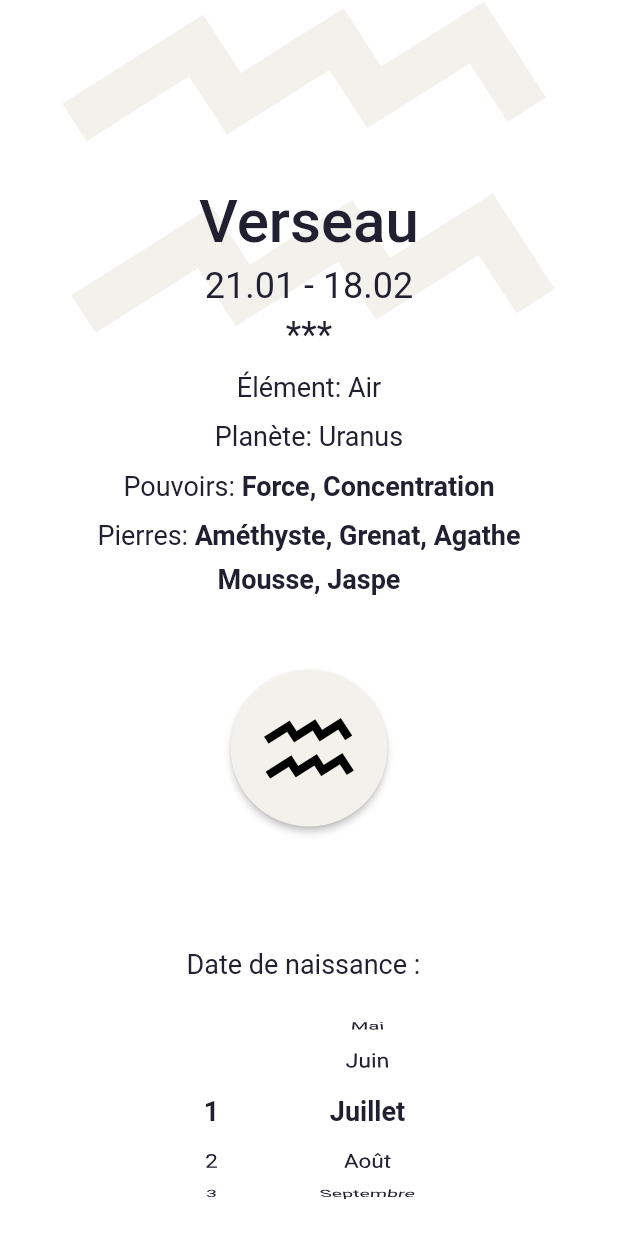
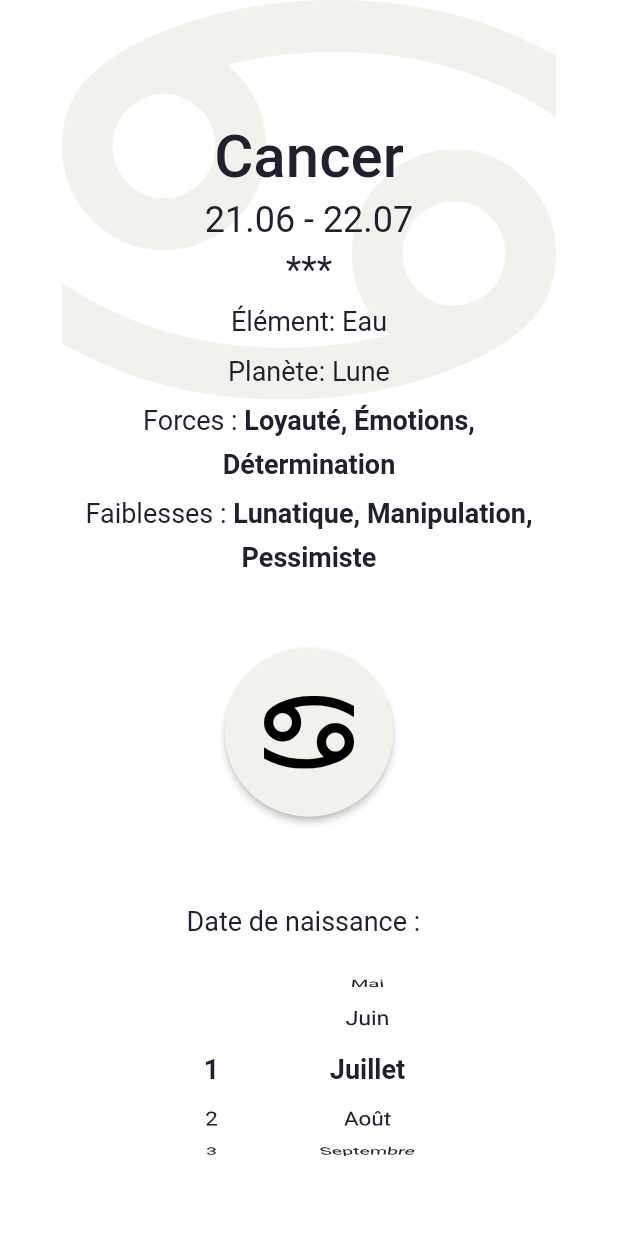
Before and after one commit to dleurs/astrolab, a Flutter app: the PickHoroscopeWheel screen opened by its route, on a phone screen of 412 x 824 dp. Run offline on Flutter 3.47's test engine with Material 2 defaults, Android fonts, the phone set to English and light mode, and no system bars; drawn by our look-alikes of wheel_chooser; our stand-ins replace auto_size_text, flutter_bloc, flutter_svg; project files that could hold a hidden picture were left out.

```diff
--- a/lib/data/horoscope_data_mock.dart
+++ b/lib/data/horoscope_data_mock.dart
@@ -1,18 +1,29 @@
 import 'package:astrolab/model/horoscope.dart';
+import 'package:astrolab/ui/pick_horoscope_wheel/date_picker_widget.dart';
 
 class HoroscopeDataMock {
-  static final verseau = Horoscope(
-    name: 'Verseau',
-    beginDate: DateTime(2000, 1, 21),
-    endDate: DateTime(2000, 2, 18),
-    element: Element.air,
-    planet: Planet.uranus,
-    powers: [Power.force, Power.concentration],
-    stones: [
-      Stone.amethyste,
-      Stone.grenat,
-      Stone.agathe,
-      Stone.jaspe,
+  static final all = [
+    cancer,
+  ];
+
+  static final cancer = Horoscope(
+    name: 'Cancer',
+    iconPath: 'assets/svg/cancer_icon.svg',
+    bio:
+        "Je suis probablement le signe le plus émotionnel ici. Il est vraiment difficile d'apprendre à me connaître. Je prends soin de ma famille et je m'attache très facilement aux gens. J'ai souvent des sautes d'humeur qui peuvent me rendre égoïste, manipulateur et impatient.",
+    beginDate: DateTime(DatePickerWidget.defaultYear, 6, 21),
+    endDate: DateTime(DatePickerWidget.defaultYear, 7, 22),
+    element: Element.eau,
+    planet: Planet.lune,
+    powers: [
+      Power.loyaute,
+      Power.emotions,
+      Power.determination,
+    ],
+    weaknesses: [
+      Weakness.lunatique,
+      Weakness.manipulation,
+      Weakness.pessimisme,
     ],
   );
 }
--- a/lib/main.dart
+++ b/lib/main.dart
@@ -1,12 +1,21 @@
+import 'package:astrolab/model/horoscope.dart';
 import 'package:astrolab/theme/theme.dart';
 import 'package:astrolab/ui/horosocope_details/horoscope_details_page.dart';
+import 'package:astrolab/ui/pick_horoscope_wheel/date_picker_widget.dart';
 import 'package:astrolab/ui/welcome/welcome.dart';
 import 'package:astrolab/ui/welcome/welcome_page.dart';
 import 'package:astrolab/ui/pick_horoscope_wheel/pick_horoscope_wheel_page.dart';
 import 'package:flutter/material.dart';
+import 'package:provider/provider.dart';
 
 void main() {
-  runApp(const MyApp());
+  runApp(ChangeNotifierProvider<Horoscope>(
+    create: (_) => HoroscopeUtils.getHoroscope(
+      day: DatePickerWidget.initialDay,
+      month: DatePickerWidget.initialMonth.month,
+    ),
+    child: const MyApp(),
+  ));
 }
 
 class MyApp extends StatelessWidget {
--- a/lib/model/horoscope.dart
+++ b/lib/model/horoscope.dart
@@ -1,33 +1,42 @@
+import 'package:astrolab/data/horoscope_data_mock.dart';
+import 'package:astrolab/ui/pick_horoscope_wheel/date_picker_widget.dart';
+import 'package:flutter/material.dart';
 import 'package:intl/intl.dart';
 
-class Horoscope {
-  final String name;
-  final DateTime beginDate;
-  final DateTime endDate;
-  final Element element;
-  final Planet planet;
-  final List<Power> powers;
-  final List<Stone> stones;
+class Horoscope with ChangeNotifier {
+  String name;
+  String iconPath;
+  String bio;
+  DateTime beginDate;
+  DateTime endDate;
+  Element element;
+  Planet planet;
+  List<Power> powers;
+  List<Weakness> weaknesses;
+
+  void changeHoroscope(Horoscope newHoroscope) {
+    name = newHoroscope.name;
+    iconPath = newHoroscope.iconPath;
+    bio = newHoroscope.bio;
+    beginDate = newHoroscope.beginDate;
+    endDate = newHoroscope.endDate;
+    element = newHoroscope.element;
+    planet = newHoroscope.planet;
+    powers = newHoroscope.powers;
+    weaknesses = newHoroscope.weaknesses;
+  }
 
   Horoscope({
     required this.name,
+    required this.iconPath,
+    required this.bio,
     required this.beginDate,
     required this.endDate,
     required this.element,
     required this.planet,
     required this.powers,
-    required this.stones,
+    required this.weaknesses,
   });
-}
-
-enum Stone {
-  amethyste("Améthyste"),
-  agathe("Agathe Mousse"),
-  jaspe("Jaspe"),
-  grenat("Grenat");
-
-  final String value;
-  const Stone(this.value);
 }
 
 enum Element {
@@ -40,13 +49,17 @@ enum Element {
 
 enum Planet {
   uranus("Uranus"),
-  terre("Terre");
+  terre("Terre"),
+  lune("Lune");
 
   final String value;
   const Planet(this.value);
 }
 
 enum Power {
+  loyaute("Loyauté"),
+  emotions("Émotions"),
+  determination("Détermination"),
   force("Force"),
   souplesse("Souplesse"),
   concentration("Concentration");
@@ -55,7 +68,24 @@ enum Power {
   const Power(this.value);
 }
 
+enum Weakness {
+  lunatique("Lunatique"),
+  pessimisme("Pessimiste"),
+  manipulation("Manipulation");
+
+  final String value;
+  const Weakness(this.value);
+}
+
 class HoroscopeUtils {
+  static getHoroscope({required int day, required int month}) => HoroscopeDataMock.all.firstWhere(
+        (horoscope) {
+          final initialDate = DateTime(DatePickerWidget.defaultYear, month, day);
+          return horoscope.beginDate.isBefore(initialDate) && horoscope.endDate.isAfter(initialDate);
+        },
+        orElse: () => HoroscopeDataMock.cancer,
+      );
+
   static dayMonthFormat(DateTime date) => DateFormat('dd.MM').format(date);
   static powersTitle(List<Power> stones) {
     String value = "";
@@ -63,9 +93,9 @@ class HoroscopeUtils {
       return value;
     }
     if (stones.length == 1) {
-      value += "Pouvoir: ";
+      value += "Force : ";
     } else {
-      value += "Pouvoirs: ";
+      value += "Forces : ";
     }
     return value;
   }
@@ -81,20 +111,20 @@ class HoroscopeUtils {
     return value;
   }
 
-  static stonesTitle(List<Stone> stones) {
+  static weaknessTitle(List<Weakness> stones) {
     String value = "";
     if (stones.isEmpty) {
       return value;
     }
     if (stones.length == 1) {
-      value += "Pierre: ";
+      value += "Faiblesse : ";
     } else {
-      value += "Pierres: ";
+      value += "Faiblesses : ";
     }
     return value;
   }
 
-  static stonesElements(List<Stone> stones) {
+  static weaknessElements(List<Weakness> stones) {
     String value = "";
     for (int i = 0; i < stones.length; i++) {
       value += stones[i].value;
--- a/lib/model/month.dart
+++ b/lib/model/month.dart
@@ -19,7 +19,7 @@ enum Month {
 }
 
 class MonthUtils {
-  static List<Month> get year => [
+  static List<Month> get all => [
         Month.janvier,
         Month.fevrier,
         Month.mars,
--- a/lib/ui/pick_horoscope_wheel/date_picker_widget.dart
+++ b/lib/ui/pick_horoscope_wheel/date_picker_widget.dart
@@ -8,6 +8,7 @@ import 'package:wheel_chooser/wheel_chooser.dart';
 class DatePickerWidget extends StatefulWidget {
   const DatePickerWidget({super.key});
 
+  static const defaultYear = 2000;
   static const initialMonth = Month.juillet;
   static const initialDay = 14;
 
@@ -63,18 +64,18 @@ class _DatePickerWidgetState extends State<DatePickerWidget> {
                   child: WheelChooser(
                     onValueChanged: (strMonth) {
                       setState(() {
-                        month = MonthUtils.year.firstWhere((element) => element.value == strMonth);
+                        month = MonthUtils.all.firstWhere((element) => element.value == strMonth);
                         if (day > month.maxDays) {
                           day = month.maxDays;
                           controller!.jumpToItem(day);
                         }
                       });
                     },
-                    startPosition: MonthUtils.year.indexOf(DatePickerWidget.initialMonth),
+                    startPosition: MonthUtils.all.indexOf(DatePickerWidget.initialMonth),
                     squeeze: 1.4,
                     selectTextStyle: context.textTheme.bodyText1.copyWith(fontWeight: FontWeight.bold),
                     unSelectTextStyle: context.textTheme.bodyText2,
-                    datas: List.generate(MonthUtils.year.length, (index) => MonthUtils.year[index].value),
+                    datas: List.generate(MonthUtils.all.length, (index) => MonthUtils.all[index].value),
                   )),
             ],
           )
--- a/lib/ui/pick_horoscope_wheel/full_horoscope_widget.dart
+++ b/lib/ui/pick_horoscope_wheel/full_horoscope_widget.dart
@@ -5,30 +5,15 @@ import 'package:astrolab/ui/pick_horoscope_wheel/horoscope_info_widget.dart';
 import 'package:astrolab/ui/shared/widget_space.dart';
 import 'package:flutter/material.dart';
 import 'package:flutter_svg/flutter_svg.dart';
+import 'package:provider/provider.dart';
 
 class FullHoroscopteWidget extends StatelessWidget {
-  final Horoscope horoscope;
-  const FullHoroscopteWidget({super.key, required this.horoscope});
+  const FullHoroscopteWidget({super.key});
 
   @override
   Widget build(BuildContext context) {
-    return Stack(children: [
-      SafeArea(
-        child: Row(
-          mainAxisAlignment: MainAxisAlignment.center,
-          children: [
-            SvgPicture.asset(
-              "assets/svg/verseau_icon.svg",
-              color: context.colors.secondary,
-              width: MediaQuery.of(context).size.width * 0.8,
-            ),
-          ],
-        ),
-      ),
-      Column(children: [
-        SizedBox(
-          height: MediaQuery.of(context).size.height * 0.15,
-        ),
+    return Consumer<Horoscope>(builder: (context, horoscope, _) {
+      return Column(children: [
         InkWell(
           onTap: () {
             Navigator.of(context).pushNamed(HoroscopeDetailsPage.nameRoute); //TODO horoscope specific
@@ -50,13 +35,13 @@ class FullHoroscopteWidget extends StatelessWidget {
           child: Padding(
             padding: const EdgeInsets.all(8.0),
             child: SvgPicture.asset(
-              "assets/svg/verseau_icon.svg",
+              horoscope.iconPath,
               color: Colors.black,
               width: 60,
             ),
           ),
         )
-      ])
-    ]);
+      ]);
+    });
   }
 }
--- a/lib/ui/pick_horoscope_wheel/horoscope_info_widget.dart
+++ b/lib/ui/pick_horoscope_wheel/horoscope_info_widget.dart
@@ -61,9 +61,10 @@ class HoroscopeInfoWidget extends StatelessWidget {
             text: TextSpan(
               style: context.textTheme.bodyText1,
               children: <TextSpan>[
-                TextSpan(text: HoroscopeUtils.stonesTitle(horoscope.stones)),
+                TextSpan(text: HoroscopeUtils.weaknessTitle(horoscope.weaknesses)),
                 TextSpan(
-                    text: HoroscopeUtils.stonesElements(horoscope.stones), style: context.textTheme.bodyText1.copyWith(fontWeight: FontWeight.bold)),
+                    text: HoroscopeUtils.weaknessElements(horoscope.weaknesses),
+                    style: context.textTheme.bodyText1.copyWith(fontWeight: FontWeight.bold)),
               ],
             ),
           ),
--- a/lib/ui/pick_horoscope_wheel/pick_horoscope_wheel_page.dart
+++ b/lib/ui/pick_horoscope_wheel/pick_horoscope_wheel_page.dart
@@ -1,8 +1,10 @@
-import 'package:astrolab/data/horoscope_data_mock.dart';
+import 'package:astrolab/model/horoscope.dart';
 import 'package:astrolab/theme/theme.dart';
 import 'package:astrolab/ui/pick_horoscope_wheel/date_picker_widget.dart';
 import 'package:astrolab/ui/pick_horoscope_wheel/full_horoscope_widget.dart';
 import 'package:flutter/material.dart';
+import 'package:flutter_svg/flutter_svg.dart';
+import 'package:provider/provider.dart';
 
 class PickHoroscopeWheel extends StatefulWidget {
   const PickHoroscopeWheel({super.key});
@@ -22,12 +24,29 @@ class _SelectBirthdayState extends State<PickHoroscopeWheel> {
         backgroundColor: context.colors.background,
         body: SafeArea(
           child: Center(
-            child: Column(
+            child: Stack(
               children: [
-                FullHoroscopteWidget(horoscope: HoroscopeDataMock.verseau),
-                const Expanded(flex: 3, child: SizedBox()),
-                const DatePickerWidget(),
-                const Expanded(flex: 1, child: SizedBox()),
+                SafeArea(
+                  child: Row(
+                    mainAxisAlignment: MainAxisAlignment.center,
+                    children: [
+                      SvgPicture.asset(
+                        Provider.of<Horoscope>(context).iconPath,
+                        color: context.colors.secondary,
+                        width: MediaQuery.of(context).size.width * 0.8,
+                      ),
+                    ],
+                  ),
+                ),
+                Column(
+                  children: const [
+                    Expanded(flex: 3, child: SizedBox()),
+                    FullHoroscopteWidget(),
+                    Expanded(flex: 2, child: SizedBox()),
+                    DatePickerWidget(),
+                    Expanded(flex: 2, child: SizedBox()),
+                  ],
+                ),
               ],
             ),
           ),
--- a/pubspec.yaml
+++ b/pubspec.yaml
@@ -35,6 +35,7 @@ dependencies:
   intl: 0.18.0
   flutter_svg: 1.1.6
   wheel_chooser: 1.0.0
+  provider: 6.0.5
 
 
   # The following adds the Cupertino Icons font to your application.
```
Also changed, not shown: assets/svg/cancer_icon.svg (added), pubspec.lock.
